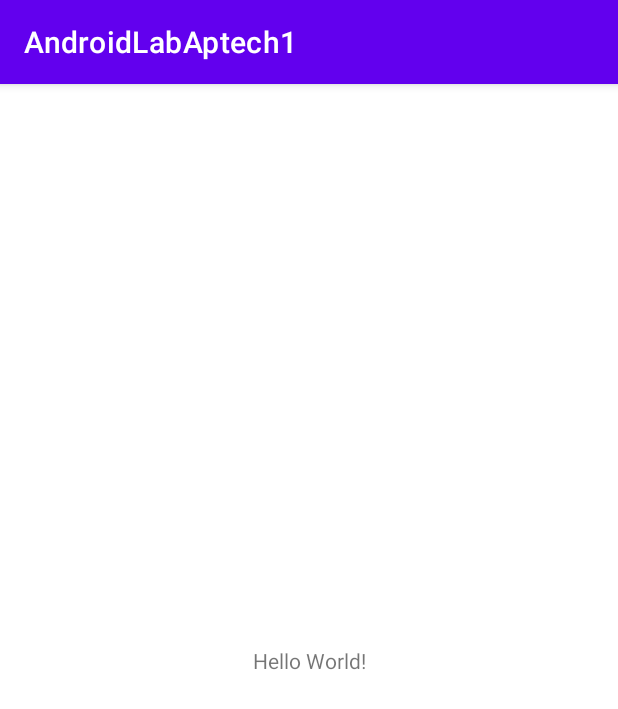
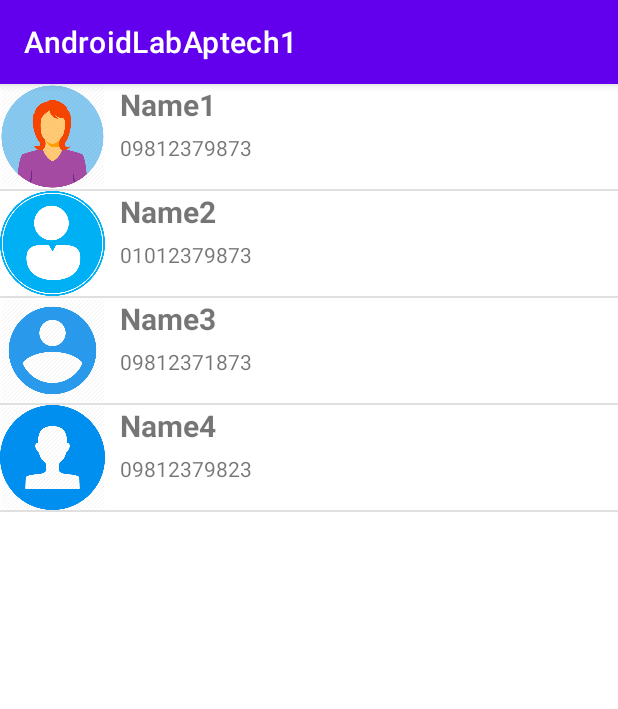
Before and after one commit to linhcao022/AndroidLabAptech1, an Android app: the screen it shows after launch (MainActivity), on a phone screen of 412 x 824 dp. Shown: the top 709 px of the screen. Run offline under Robolectric (Android 15) with nearby library versions, the phone set to English and light mode, and no system bars.

Commit message:
finish lab3.2

```diff
--- a/app/src/main/java/com/example/androidlabaptech1/ContactAdapter.java
+++ b/app/src/main/java/com/example/androidlabaptech1/ContactAdapter.java
@@ -1,4 +1,62 @@
 package com.example.androidlabaptech1;
 
-public class ContactAdapter {
+import android.app.Activity;
+import android.view.LayoutInflater;
+import android.view.View;
+import android.view.ViewGroup;
+import android.widget.BaseAdapter;
+import android.widget.ImageView;
+import android.widget.TextView;
+
+import java.util.List;
+
+public class ContactAdapter extends BaseAdapter {
+    private List<ContactModel> listContacts;
+    private Activity activity;
+
+    public ContactAdapter(List<ContactModel> listContacts, Activity activity) {
+        this.listContacts = listContacts;
+        this.activity = activity;
+    }
+
+    @Override
+    public int getCount() {
+        return listContacts.size();
+    }
+
+    @Override
+    public Object getItem(int i) {
+        return null;
+    }
+
+    @Override
+    public long getItemId(int i) {
+        return 0;
+    }
+
+    @Override
+    public View getView(int i, View convertView, ViewGroup viewGroup) {
+        if(convertView == null){
+            LayoutInflater inflater = activity.getLayoutInflater();
+            convertView = inflater.inflate(R.layout.item_contact, viewGroup, false);
+            ViewHolder holder = new ViewHolder();
+            holder.tvName =(TextView) convertView.findViewById((R.id.tvName));
+            holder.tvPhone = (TextView) convertView.findViewById(R.id.tvPhone);
+            holder.ivAvatar =(ImageView) convertView.findViewById(R.id.ivAvatar);
+            convertView.setTag(holder);
+        }
+
+        ViewHolder holder = (ViewHolder) convertView.getTag();
+        ContactModel model = listContacts.get(i);
+        holder.tvName.setText(model.getName());
+        holder.tvPhone.setText(model.getPhone());
+        holder.ivAvatar.setImageResource(model.getImage());
+        return convertView;
+    }
+
+    static class ViewHolder{
+        TextView tvName;
+        TextView tvPhone;
+        ImageView ivAvatar;
+    }
 }
--- /dev/null
+++ b/app/src/main/java/com/example/androidlabaptech1/ContactModel.java
@@ -0,0 +1,25 @@
+package com.example.androidlabaptech1;
+
+public class ContactModel {
+    private String name;
+    private String phone;
+    private int image;
+
+    public ContactModel(String name, String phone, int image) {
+        this.name = name;
+        this.phone = phone;
+        this.image = image;
+    }
+
+    public String getName() {
+        return name;
+    }
+
+    public String getPhone() {
+        return phone;
+    }
+
+    public int getImage() {
+        return image;
+    }
+}
--- a/app/src/main/java/com/example/androidlabaptech1/MainActivity.java
+++ b/app/src/main/java/com/example/androidlabaptech1/MainActivity.java
@@ -3,12 +3,48 @@ package com.example.androidlabaptech1;
 import androidx.appcompat.app.AppCompatActivity;
 
 import android.os.Bundle;
+import android.view.View;
+import android.widget.AdapterView;
+import android.widget.ListView;
+import android.widget.Toast;
+
+import java.util.ArrayList;
+import java.util.List;
 
 public class MainActivity extends AppCompatActivity {
+
+    private ListView lvContact;
+    private List<ContactModel> listContacts = new ArrayList<>();
 
     @Override
     protected void onCreate(Bundle savedInstanceState) {
         super.onCreate(savedInstanceState);
         setContentView(R.layout.activity_main);
+        initData();
+        lvContact = (ListView) findViewById(R.id.lvContact);
+        ContactAdapter adapter = new ContactAdapter(listContacts, this);
+        lvContact.setAdapter(adapter);
+
+        lvContact.setOnItemClickListener(new AdapterView.OnItemClickListener() {
+            @Override
+            public void onItemClick(AdapterView<?> adapterView, View view, int i, long l) {
+                ContactModel contactModel = listContacts.get(i);
+                Toast.makeText(MainActivity.this, contactModel.getName(), Toast.LENGTH_SHORT).show();
+            }
+        });
+
+
+    }
+
+    private void initData() {
+        ContactModel contact = new ContactModel("Name1", "09812379873", R.drawable.img);
+        listContacts.add(contact);
+        contact = new ContactModel("Name2", "01012379873", R.drawable.img_1);
+        listContacts.add(contact);
+        contact = new ContactModel("Name3", "09812371873", R.drawable.img_2);
+        listContacts.add(contact);
+        contact = new ContactModel("Name4", "09812379823", R.drawable.img_3);
+        listContacts.add(contact);
+
     }
 }
--- a/app/src/main/res/layout/activity_main.xml
+++ b/app/src/main/res/layout/activity_main.xml
@@ -1,18 +1,13 @@
 <?xml version="1.0" encoding="utf-8"?>
-<androidx.constraintlayout.widget.ConstraintLayout xmlns:android="http://schemas.android.com/apk/res/android"
-    xmlns:app="http://schemas.android.com/apk/res-auto"
+<RelativeLayout xmlns:android="http://schemas.android.com/apk/res/android"
     xmlns:tools="http://schemas.android.com/tools"
     android:layout_width="match_parent"
     android:layout_height="match_parent"
     tools:context=".MainActivity">
 
-    <TextView
-        android:layout_width="wrap_content"
-        android:layout_height="wrap_content"
-        android:text="Hello World!"
-        app:layout_constraintBottom_toBottomOf="parent"
-        app:layout_constraintLeft_toLeftOf="parent"
-        app:layout_constraintRight_toRightOf="parent"
-        app:layout_constraintTop_toTopOf="parent" />
+    <ListView
+        android:layout_width="match_parent"
+        android:layout_height="match_parent"
+        android:id="@+id/lvContact"/>
 
-</androidx.constraintlayout.widget.ConstraintLayout>
+</RelativeLayout>
--- /dev/null
+++ b/app/src/main/res/layout/item_contact.xml
@@ -0,0 +1,31 @@
+<?xml version="1.0" encoding="utf-8"?>
+<RelativeLayout xmlns:android="http://schemas.android.com/apk/res/android"
+    xmlns:tools="http://schemas.android.com/tools"
+    android:layout_width="match_parent"
+    android:layout_height="match_parent"
+    tools:context=".MainActivity">
+
+    <ImageView
+        android:layout_width="70dp"
+        android:layout_height="70dp"
+        android:id="@+id/ivAvatar"
+        android:src="@drawable/img"/>
+    <TextView
+        android:layout_width="wrap_content"
+        android:layout_height="wrap_content"
+        android:id="@+id/tvName"
+        android:text="Name"
+        android:textSize="20sp"
+        android:textStyle="bold"
+        android:layout_marginLeft="10dp"
+        android:layout_toRightOf="@+id/ivAvatar"/>
+    <TextView
+        android:layout_width="wrap_content"
+        android:layout_height="wrap_content"
+        android:id="@+id/tvPhone"
+        android:layout_below="@+id/tvName"
+        android:layout_marginTop="5dp"
+        android:text="01921212"
+        android:layout_marginLeft="10dp"
+        android:layout_toRightOf="@+id/ivAvatar"/>
+</RelativeLayout>
```
Also changed, not shown: app/src/main/res/drawable/img.png (added), app/src/main/res/drawable/img_1.png (added), app/src/main/res/drawable/img_2.png (added), app/src/main/res/drawable/img_3.png (added).
